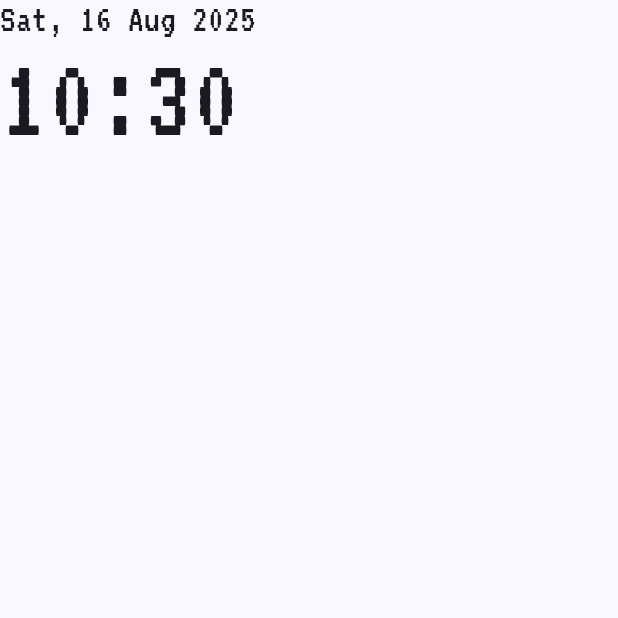
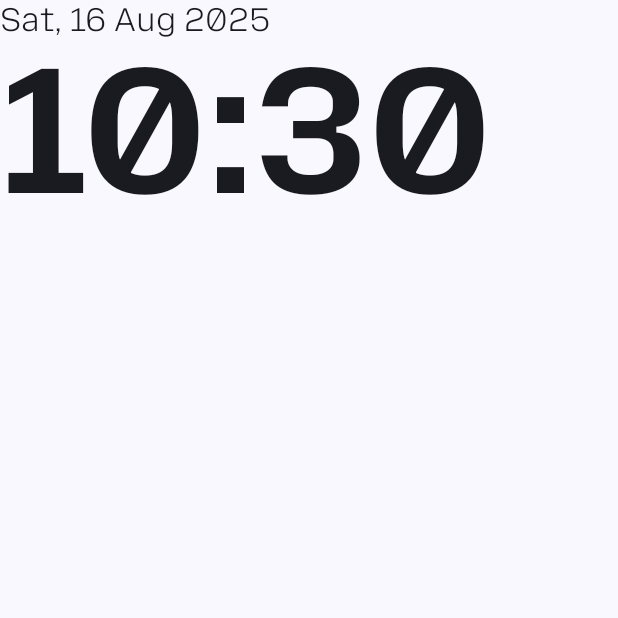
Before and after one commit to aosasona/mono, an Android app built with Jetpack Compose: the MainActivity screen opened directly, with no data from a screen before it, on a phone screen of 412 x 824 dp, the top half of it. Run offline under Robolectric (Android 15) with nearby library versions, the phone set to English and light mode, and no system bars.

Commit message:
Fix font and margin between time and date

```diff
--- a/app/src/main/java/tools/keystroke/mono/components/Clock.kt
+++ b/app/src/main/java/tools/keystroke/mono/components/Clock.kt
@@ -1,10 +1,14 @@
 package tools.keystroke.mono.components
 
-import android.os.SystemClock
 import android.provider.Settings
+import androidx.compose.foundation.background
 import androidx.compose.foundation.layout.Column
+import androidx.compose.foundation.layout.IntrinsicSize
 import androidx.compose.foundation.layout.Row
 import androidx.compose.foundation.layout.Spacer
+import androidx.compose.foundation.layout.fillMaxWidth
+import androidx.compose.foundation.layout.height
+import androidx.compose.foundation.layout.offset
 import androidx.compose.foundation.layout.padding
 import androidx.compose.material3.MaterialTheme
 import androidx.compose.material3.Text
@@ -16,9 +20,12 @@ import androidx.compose.runtime.remember
 import androidx.compose.runtime.setValue
 import androidx.compose.ui.Alignment
 import androidx.compose.ui.Modifier
+import androidx.compose.ui.graphics.Color
 import androidx.compose.ui.platform.LocalContext
+import androidx.compose.ui.text.PlatformTextStyle
 import androidx.compose.ui.text.TextStyle
 import androidx.compose.ui.text.font.FontWeight
+import androidx.compose.ui.text.style.LineHeightStyle
 import androidx.compose.ui.text.style.TextAlign
 import androidx.compose.ui.tooling.preview.Preview
 import androidx.compose.ui.unit.dp
@@ -28,7 +35,9 @@ import java.time.ZonedDateTime
 import java.time.format.DateTimeFormatter
 import java.util.Locale
 import kotlinx.coroutines.delay
-import tools.keystroke.mono.ui.theme.VT323
+import tools.keystroke.mono.ui.theme.mozillaTextFamily
+import kotlin.math.max
+import kotlin.math.min
 
 @Composable
 fun rememberIs24HourFormat(): Boolean {
@@ -54,7 +63,9 @@ fun Clock(
     use24HourFormat: Boolean = rememberIs24HourFormat(),
     showDate: Boolean = true,
     showSeconds: Boolean = false,
-    clockSize: Int = 80,
+
+    clockSize: Int = 120,
+    dateSize: Int = 22,
 ) {
     var now by remember { mutableStateOf(ZonedDateTime.now(zoneId)) }
     LaunchedEffect(zoneId) {
@@ -85,7 +96,8 @@ fun Clock(
         DateTimeFormatter.ofPattern("EE, d MMM yyyy", Locale.getDefault())
     }
 
-    Column(horizontalAlignment = Alignment.Start) {
+
+    Column(horizontalAlignment = Alignment.Start, modifier = modifier) {
         if (showDate) {
             Text(
                 text = currentDate.format(now),
@@ -93,38 +105,49 @@ fun Clock(
                 style =
                     TextStyle(
                         color = MaterialTheme.colorScheme.onBackground,
-                        fontFamily = VT323,
-                        fontSize = (clockSize / 3).sp,
-                        fontWeight = FontWeight.Normal,
+                        fontFamily = mozillaTextFamily,
+                        fontSize = dateSize.sp,
+                        fontWeight = FontWeight.ExtraLight,
                         textAlign = TextAlign.Start,
                     )
             )
         }
 
-        Row(verticalAlignment = Alignment.Top) {
+        Row(
+            verticalAlignment = Alignment.Top,
+            modifier = modifier
+                .height(IntrinsicSize.Min)
+                .offset(y = (-(dateSize * .5f)).dp)
+        ) {
             Text(
                 text = currentTime.format(now),
-                modifier = modifier,
+                maxLines = 1,
+                softWrap = false,
                 style =
                     TextStyle(
                         color = MaterialTheme.colorScheme.onBackground,
-                        fontFamily = VT323,
+                        fontFamily = mozillaTextFamily,
+                        fontWeight = FontWeight.Bold,
                         fontSize = clockSize.sp,
-                        fontWeight = FontWeight.Normal,
                         textAlign = TextAlign.Start,
+                        platformStyle = PlatformTextStyle(includeFontPadding = false),
+                        lineHeightStyle = LineHeightStyle(
+                            alignment = LineHeightStyle.Alignment.Proportional,
+                            trim = LineHeightStyle.Trim.Both
+                        )
                     )
             )
 
             if (!use24HourFormat) {
                 Text(
                     text = DateTimeFormatter.ofPattern("a", Locale.getDefault()).format(now),
-                    modifier = modifier.padding(top = 12.dp, start = 4.dp),
+                    modifier = modifier.padding(top = 16.dp, start = 4.dp),
                     style =
                         TextStyle(
                             color = MaterialTheme.colorScheme.onBackground,
-                            fontFamily = VT323,
-                            fontSize = (clockSize / 2.5).sp,
-                            fontWeight = FontWeight.Normal,
+                            fontFamily = mozillaTextFamily,
+                            fontSize = (clockSize / 3).sp,
+                            fontWeight = FontWeight.Light,
                             textAlign = TextAlign.Start,
                         )
                 )
```
